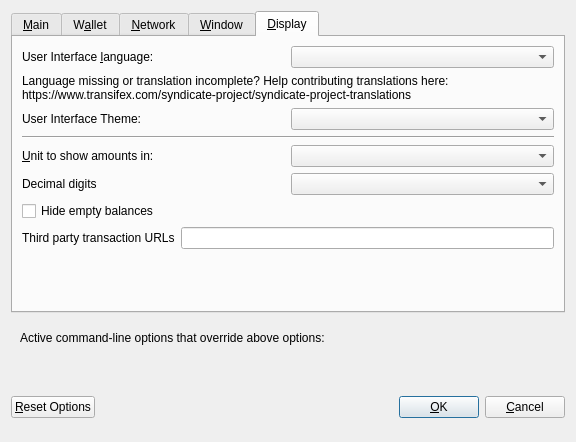
thibetabc/SyndicateQT, file src/qt/forms/optionsdialog.ui: the form before one commit.
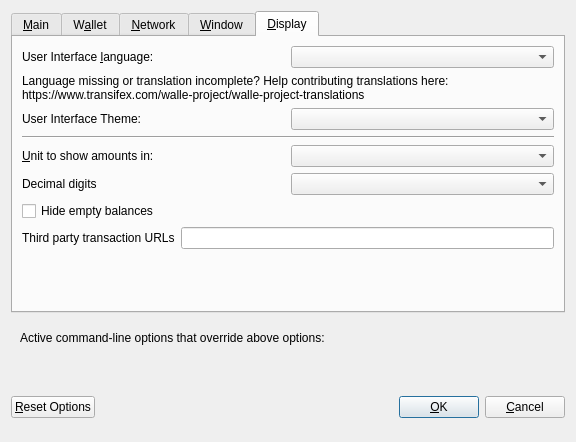
The form after the commit. Custom widgets are drawn as their Qt base class.

Commit message: rename syndicate -> walle

What changed in the file:
```diff
--- a/src/qt/forms/optionsdialog.ui
+++ b/src/qt/forms/optionsdialog.ui
@@ -522,7 +522,7 @@
          </property>
          <property name="text">
           <string>Language missing or translation incomplete? Help contributing translations here:
-https://www.transifex.com/syndicate-project/syndicate-project-translations</string>
+https://www.transifex.com/walle-project/walle-project-translations</string>
          </property>
          <property name="wordWrap">
           <bool>true</bool>
```
The commit also changes 354 other files.
